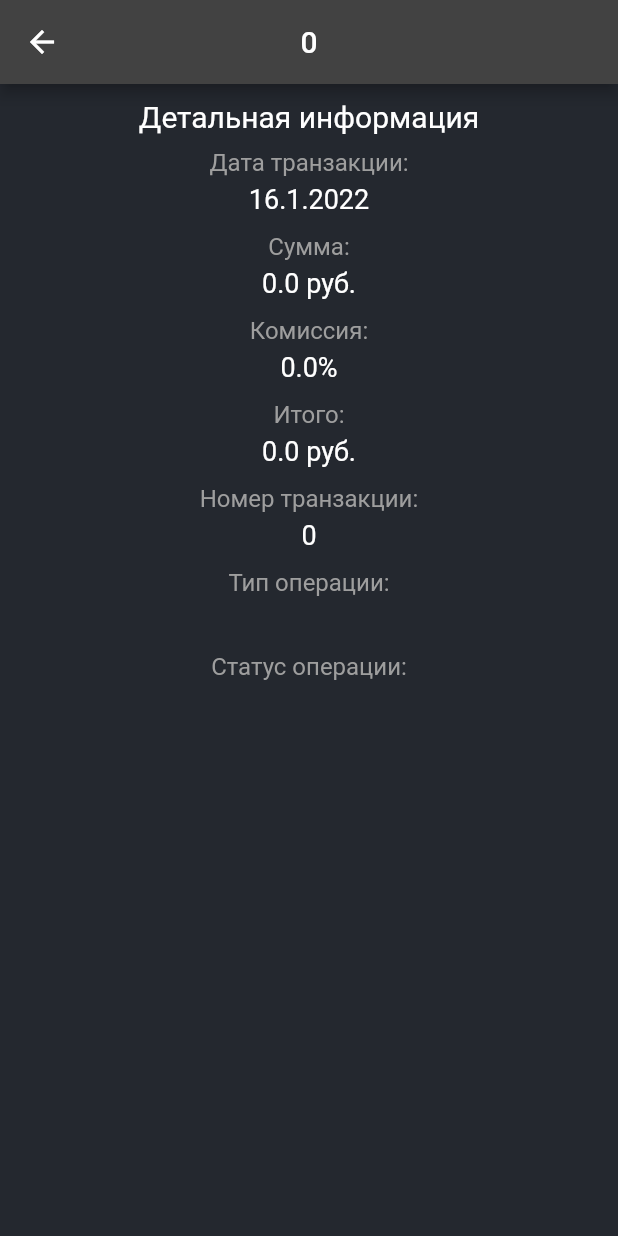
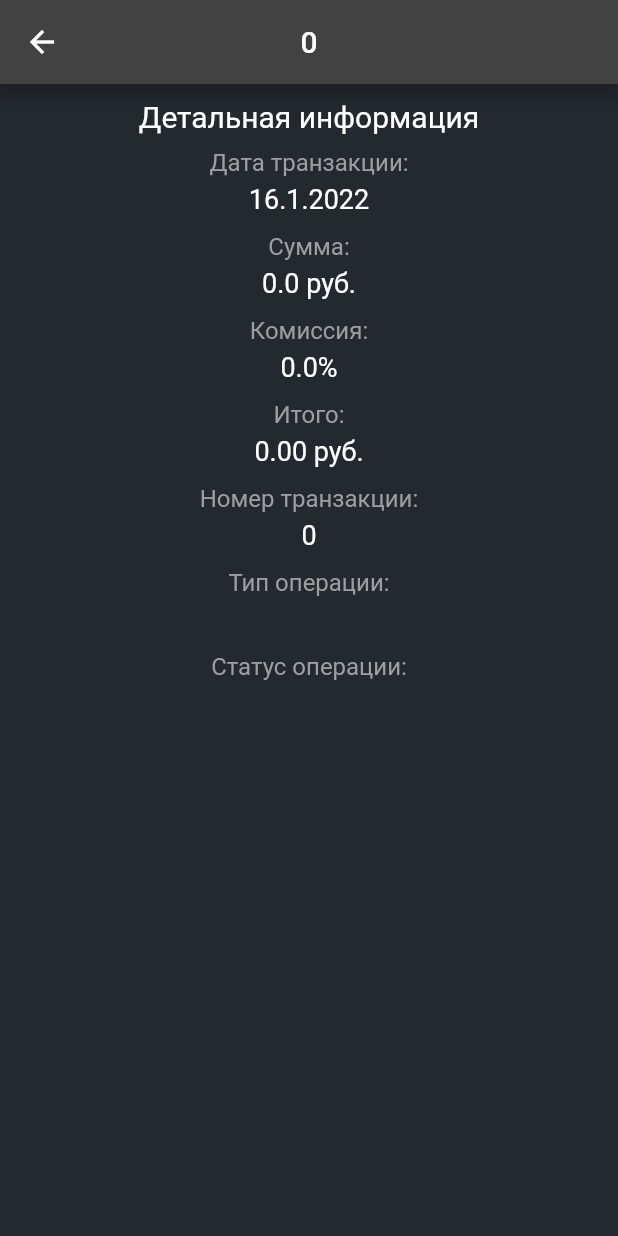
Before and after one commit to levmorgot/transactions_test_task, a Flutter app: the TransactionDetailPage screen opened directly with empty values, on a phone screen of 412 x 824 dp. Run offline on Flutter 3.47's test engine with Material 2 defaults, Android fonts, the phone set to English and light mode, and no system bars; our stand-ins replace dartz, equatable, faker, flutter_bloc, get_it, shared_preferences and 1 more; accounts and stored records are empty.

Commit message:
small fix

```diff
--- a/lib/features/transactions/presentation/pages/transactions_screen.dart
+++ b/lib/features/transactions/presentation/pages/transactions_screen.dart
@@ -34,7 +34,7 @@ class TransactionsPage extends StatelessWidget {
           bottom: const TabBar(
             tabs: [
               Tab(icon: Icon(Icons.money)),
-              Tab(icon: Icon(Icons.directions_transit)),
+              Tab(icon: Icon(Icons.pie_chart)),
             ],
           ),
           title: const Text('Транзакции'),
--- a/lib/features/transactions/presentation/widgets/transaction_info_widget.dart
+++ b/lib/features/transactions/presentation/widgets/transaction_info_widget.dart
@@ -25,7 +25,7 @@ class TransactionInfo extends StatelessWidget {
         ..._buildInfoField('Сумма:', '${transaction.amount} руб.'),
         ..._buildInfoField('Комиссия:', '${transaction.fee}%'),
         ..._buildInfoField('Итого:',
-            '${(transaction.amount + transaction.fee * transaction.amount / 100)} руб.'),
+            (transaction.amount + transaction.fee * transaction.amount / 100).toStringAsFixed(2)+ ' руб.'),
         ..._buildInfoField('Номер транзакции:', transaction.id),
         ..._buildInfoField('Тип операции:', transaction.type),
         ..._buildInfoField('Статус операции:', transaction.status),
```
